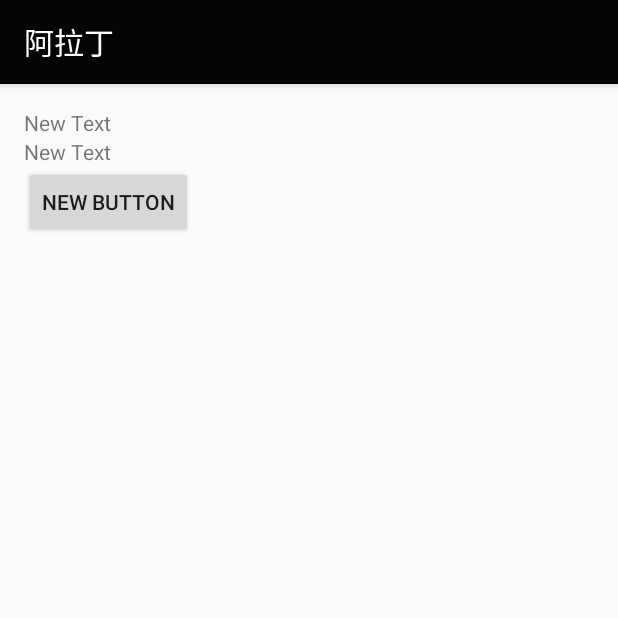
After one commit to lintex/Aladdin, an Android app: the ContentActivity screen opened directly, with no data from a screen before it, on a phone screen of 412 x 824 dp, the top half of it. The commit adds this screen. Run offline under Robolectric (Android 15) with nearby library versions, the phone set to English and light mode, and no system bars.

```diff
--- /dev/null
+++ b/app/src/main/java/com/ixxj/aladdin/ContentActivity.java
@@ -0,0 +1,13 @@
+package com.ixxj.aladdin;
+
+import android.support.v7.app.AppCompatActivity;
+import android.os.Bundle;
+
+public class ContentActivity extends AppCompatActivity {
+
+    @Override
+    protected void onCreate(Bundle savedInstanceState) {
+        super.onCreate(savedInstanceState);
+        setContentView(R.layout.activity_content);
+    }
+}
--- /dev/null
+++ b/app/src/main/res/layout/activity_content.xml
@@ -0,0 +1,34 @@
+<?xml version="1.0" encoding="utf-8"?>
+<LinearLayout xmlns:android="http://schemas.android.com/apk/res/android"
+    xmlns:tools="http://schemas.android.com/tools"
+    android:layout_width="match_parent"
+    android:layout_height="match_parent"
+    android:paddingLeft="@dimen/activity_horizontal_margin"
+    android:paddingRight="@dimen/activity_horizontal_margin"
+    android:paddingTop="@dimen/activity_vertical_margin"
+    android:paddingBottom="@dimen/activity_vertical_margin"
+    android:orientation="vertical">
+
+    <TextView
+        android:layout_width="wrap_content"
+        android:layout_height="wrap_content"
+        android:text="New Text"
+        android:id="@+id/textView"
+        android:layout_alignParentTop="true"
+        android:layout_alignParentLeft="true"
+        android:layout_alignParentStart="true" />
+
+    <TextView
+        android:layout_width="wrap_content"
+        android:layout_height="wrap_content"
+        android:text="New Text"
+        android:id="@+id/textView2"
+        android:layout_alignParentRight="true"
+        android:layout_alignParentEnd="true" />
+
+    <Button
+        android:layout_width="wrap_content"
+        android:layout_height="wrap_content"
+        android:text="New Button"
+        android:id="@+id/button" />
+</LinearLayout>
--- a/app/src/main/res/layout/top.xml
+++ b/app/src/main/res/layout/top.xml
@@ -14,6 +14,5 @@
         android:textColor="#eeeeee"
         android:textSize="20sp"
         android:layout_gravity="center"
-        android:textStyle="bold"
         />
 </LinearLayout>
```
Also changed, not shown: app/src/main/AndroidManifest.xml (+8 -4 lines), app/src/main/java/com/ixxj/aladdin/Fragment1.java (+14 -2 lines), app/src/main/java/com/ixxj/aladdin/ImageLoader.java (+119 -13 lines), app/src/main/java/com/ixxj/aladdin/NewsAdapter.java (+51 -13 lines), app/src/main/res/layout/item.xml (+4 -3 lines), app/src/main/res/layout/view1.xml (+5 -10 lines).
